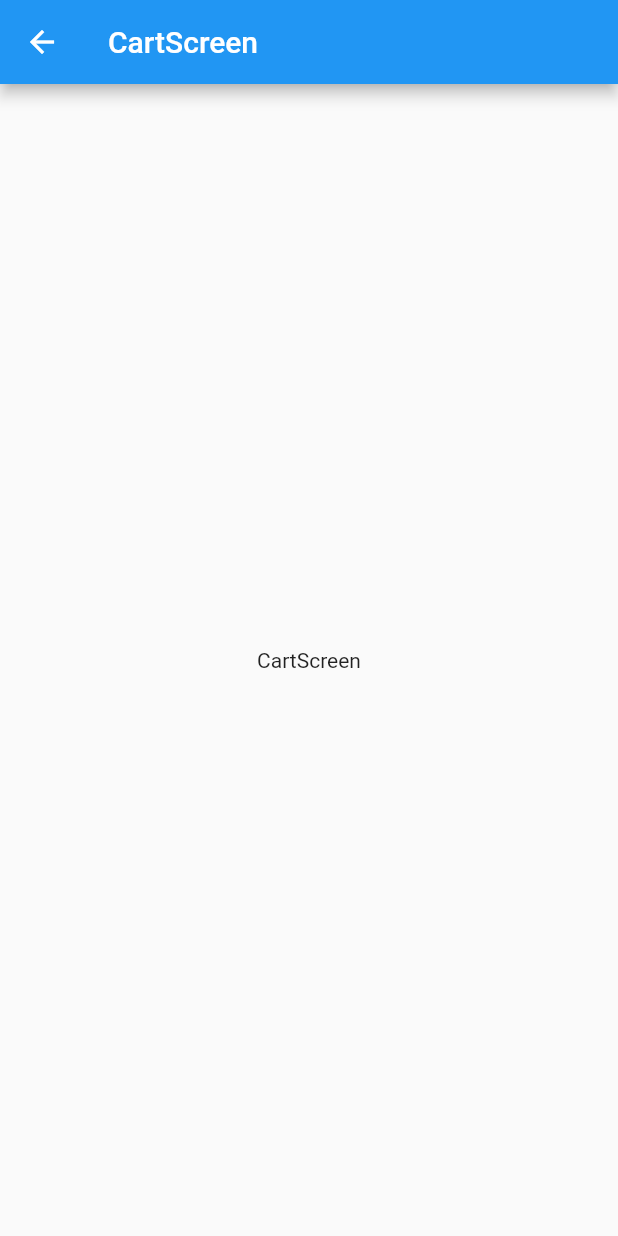
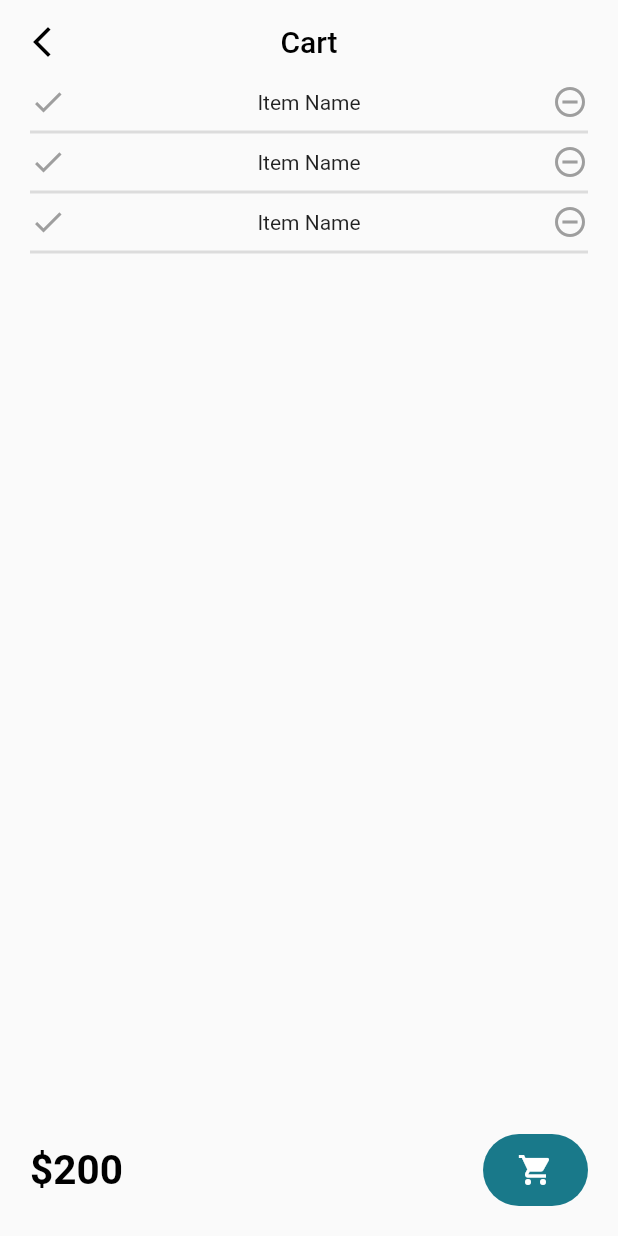
Before and after one commit to zyllus17/budventure_app, a Flutter app: the CartScreen screen opened directly, on a phone screen of 412 x 824 dp. Run offline on Flutter 3.47's test engine with Material 2 defaults, Android fonts, the phone set to English and light mode, and no system bars.

Commit message:
UI Complete

```diff
--- /dev/null
+++ b/lib/constants/color.dart
@@ -0,0 +1,12 @@
+import 'package:flutter/material.dart';
+
+class AppColors {
+  AppColors._();
+
+  static const Color green = Color(0XFF19798a);
+  static const Color white = Color(0XFFFFFFFF);
+  static const Color black = Color(0XFF000000);
+  static const Color searchgrey = Color(0XFFeeeeee);
+  static const Color boxgrey = Color.fromARGB(255, 224, 222, 222);
+  static const Color grey = Color(0XFF9e9e9e);
+}
--- a/lib/constants/theme.dart
+++ b/lib/constants/theme.dart
@@ -0,0 +1,57 @@
+// ignore_for_file: unnecessary_const
+
+import 'package:budventure_app/constants/color.dart';
+import 'package:flutter/material.dart';
+
+class AppTheme {
+  static final ThemeData appTheme = ThemeData(
+    backgroundColor: AppColors.white,
+    textTheme: lightTextTheme,
+  );
+
+  static final TextTheme lightTextTheme = TextTheme(
+    headline1: _headline1, //30px
+    headline2: _headline2, //27px
+    headline3: _headline3, //20px
+    headline4: _headline4, //16px
+    headline5: _headline5, //14px
+    // headline6: _headline6, //20px
+
+    // subtitle1: _subtitle1, //16px
+    // subtitle2: _subtitle2, //13px
+    // bodyText1: _bodyText1, //14px
+    // bodyText2: _bodyText2, //14px //normal
+    // button: _button, //14px
+    // caption: _caption, //12px
+    // overline: _overline, //10px
+  );
+  //Title
+  static const TextStyle _headline1 = TextStyle(
+    fontWeight: FontWeight.bold,
+    color: AppColors.black,
+    fontSize: 30,
+  );
+  //Product Name
+  static const TextStyle _headline2 = TextStyle(
+    fontWeight: FontWeight.bold,
+    color: AppColors.black,
+    fontSize: 27,
+  );
+  //
+  static const TextStyle _headline3 = TextStyle(
+    fontWeight: FontWeight.w800,
+    color: AppColors.black,
+    fontSize: 20,
+  );
+
+  static const TextStyle _headline4 = TextStyle(
+    fontWeight: FontWeight.normal,
+    color: AppColors.black,
+    fontSize: 16,
+  );
+  static final TextStyle _headline5 = TextStyle(
+    fontWeight: FontWeight.normal,
+    color: AppColors.grey,
+    fontSize: 14,
+  );
+}
--- a/lib/main.dart
+++ b/lib/main.dart
@@ -1,3 +1,4 @@
+import 'package:budventure_app/constants/theme.dart';
 import 'package:budventure_app/screen/screen.dart';
 import 'package:flutter/material.dart';
 
@@ -12,9 +13,7 @@ class MyApp extends StatelessWidget {
   Widget build(BuildContext context) {
     return MaterialApp(
       title: 'Budventure App',
-      theme: ThemeData(
-        primarySwatch: Colors.blue,
-      ),
+      theme: AppTheme.appTheme,
       home: HomeScreen(),
     );
   }
--- a/lib/screen/cart_screen.dart
+++ b/lib/screen/cart_screen.dart
@@ -1,3 +1,4 @@
+import 'package:budventure_app/screen/home_screen.dart';
 import 'package:flutter/material.dart';
 
 class CartScreen extends StatelessWidget {
@@ -5,11 +6,67 @@ class CartScreen extends StatelessWidget {
   @override
   Widget build(BuildContext context) {
     return Scaffold(
-      appBar: AppBar(
-        title: Text('CartScreen'),
-      ),
-      body: Center(
-        child: Text('CartScreen'),
+        appBar: AppBar(
+          automaticallyImplyLeading: true,
+          leading: Icon(
+            Icons.arrow_back_ios_new,
+            color: Colors.black,
+          ),
+          elevation: 0,
+          backgroundColor: Colors.transparent,
+          centerTitle: true,
+          title: Text(
+            'Cart',
+            style: TextStyle(color: Colors.black),
+          ),
+        ),
+        body: Column(
+          mainAxisAlignment: MainAxisAlignment.spaceBetween,
+          children: [
+            Column(
+              children: [
+                ItemInCart(),
+                ItemInCart(),
+                ItemInCart(),
+              ],
+            ),
+            Padding(
+              padding: const EdgeInsets.all(20.0),
+              child: CartButton(),
+            ),
+          ],
+        ));
+  }
+}
+
+class ItemInCart extends StatelessWidget {
+  const ItemInCart({Key? key}) : super(key: key);
+
+  @override
+  Widget build(BuildContext context) {
+    return Padding(
+      padding: const EdgeInsets.symmetric(horizontal: 20),
+      child: Column(
+        children: [
+          Row(
+            mainAxisAlignment: MainAxisAlignment.spaceBetween,
+            children: [
+              Icon(
+                Icons.done,
+                color: Colors.grey,
+              ),
+              Text('Item Name'),
+              Icon(
+                Icons.do_not_disturb_on_outlined,
+                color: Colors.grey,
+              ),
+            ],
+          ),
+          //TODO: No Divider before last item
+          Divider(
+            thickness: 2,
+          )
+        ],
       ),
     );
   }
```
Also changed, not shown: lib/constants/text.dart (added, +8 -0 lines), lib/model/item_model.dart (added, +50 -0 lines), pubspec.yaml (+4 -12 lines), pubspec.lock, 8 other files.
